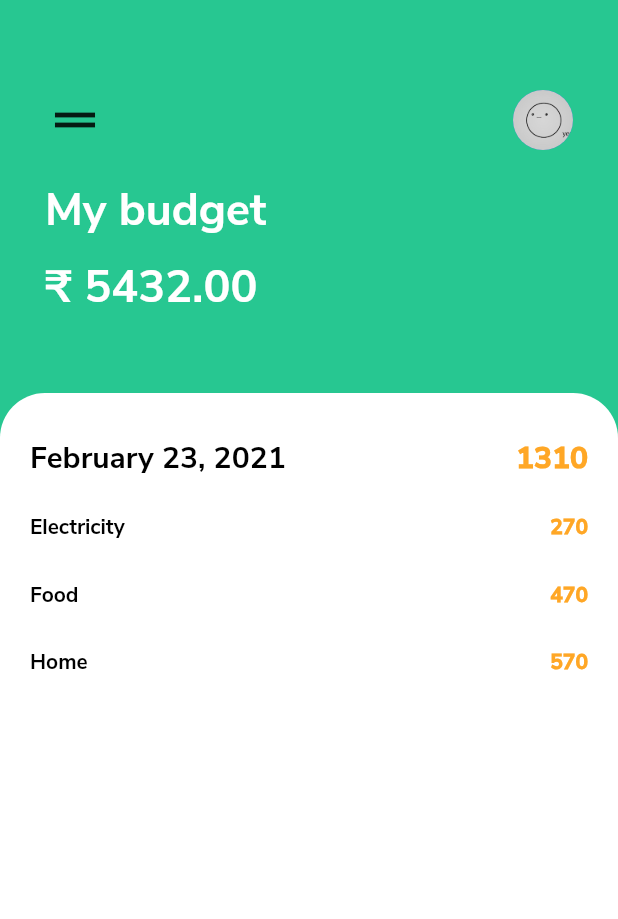
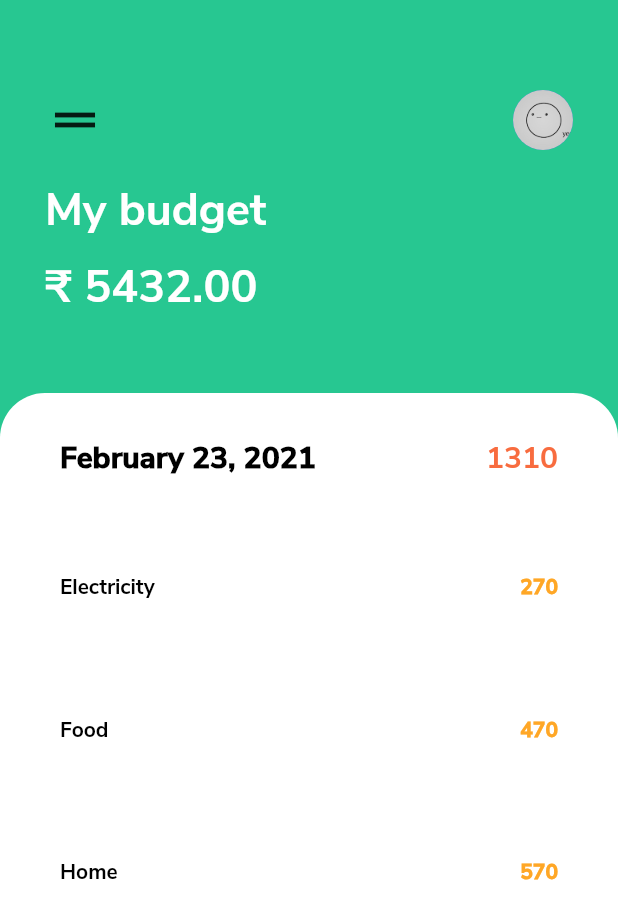
Before and after one commit to keertirajmalik/Pocket-Friend, a Flutter app: the screen it shows after launch, on a phone screen of 412 x 824 dp. Shown: the top 919 px of the screen. Run offline on Flutter 3.47's test engine with Material 2 defaults, Android fonts, the phone set to English and light mode, and no system bars.

Commit message:
moved the padding to each widget instead of parent widget

```diff
--- a/lib/widgets/expense_list.dart
+++ b/lib/widgets/expense_list.dart
@@ -10,7 +10,8 @@ class ExpensesList extends StatelessWidget {
         padding: EdgeInsets.zero,
         itemBuilder: (context, index) {
           return Container(
-            // padding: EdgeInsets.symmetric(vertical: 10.0),
+            padding: const EdgeInsets.only(
+                left: 20.0, right: 20.0, top: 40.0, bottom: 10.0),
             child: ExpenseTile(
               expense: ExpenseData().expenseAmount[index].expense,
               amount: ExpenseData().expenseAmount[index].amount,
--- a/lib/widgets/expense_total_list.dart
+++ b/lib/widgets/expense_total_list.dart
@@ -5,15 +5,18 @@ import 'package:pocket_friend/models/expense_data.dart';
 class ExpenseTotalList extends StatelessWidget {
   @override
   Widget build(BuildContext context) {
-    return Row(
+    return Container(
+      padding: const EdgeInsets.symmetric(horizontal: 20.0),
+      child: Row(
         children: [
           Text(
             new DateFormat.yMMMMd()
                 .format(new DateTime.now())
-              .toString(), //TODO change the data format to 18 May 2020 from the May 18, 2020
+                // ignore: todo
+                .toString(), //TODO: change the data format to 18 May 2020 from the May 18, 2020
             style: TextStyle(
               color: Colors.black,
-            fontWeight: FontWeight.bold,
+              fontWeight: FontWeight.w900,
               fontSize: 20.0,
             ),
           ),
@@ -22,11 +25,13 @@ class ExpenseTotalList extends StatelessWidget {
             ExpenseData().totalExpense,
             style: TextStyle(
               fontSize: 20.0,
-            color: Colors.orange.shade400,
-            fontWeight: FontWeight.w900,
+              color: Color(0xfff86c3f),
+              fontWeight: FontWeight.bold,
+              // height: 5.0,
             ),
           ),
         ],
+      ),
     );
   }
 }
```
Lines whose indentation alone changed are shown as unchanged.
